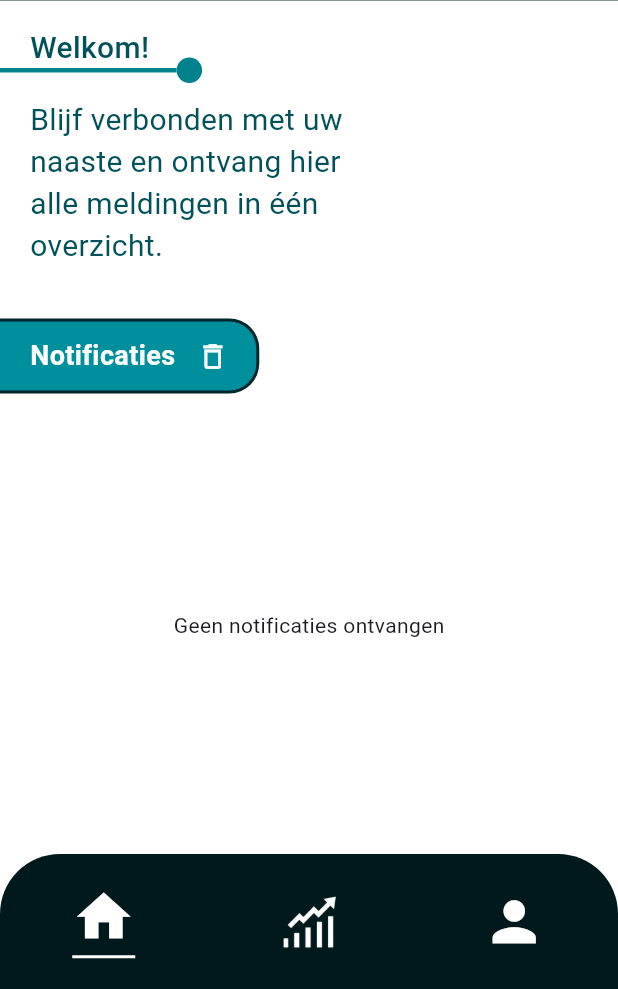
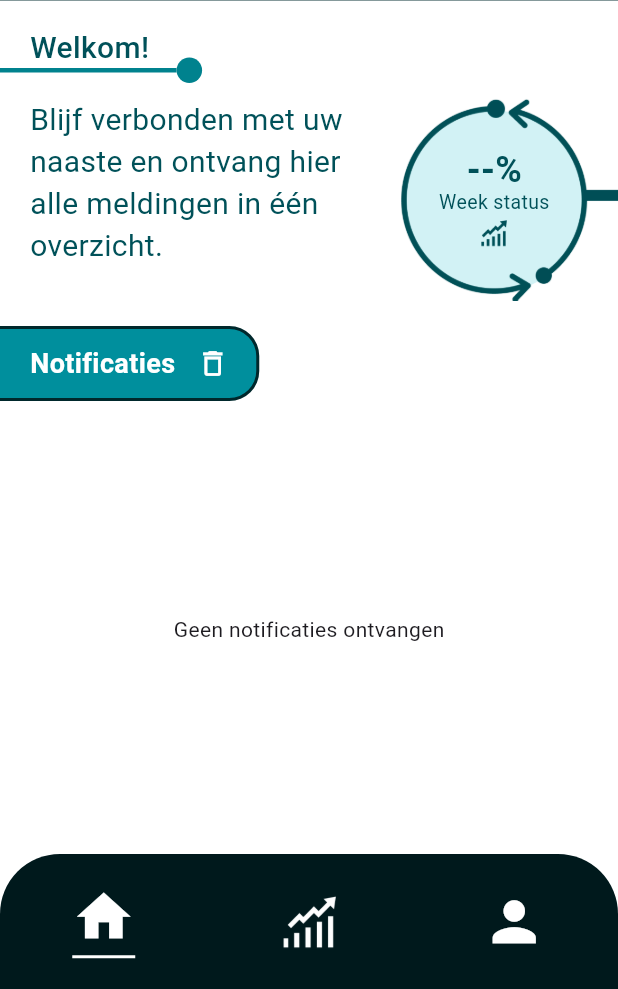
Before and after one commit to jaszy-md/Caregiver_app, a Flutter app: the CaregiverHomeScreen screen opened by its route, on a phone screen of 412 x 824 dp, the part 247-1236 px from its top. Run offline on Flutter 3.47's test engine with Material 3 defaults, Android fonts, the phone set to English and light mode, and no system bars; our stand-ins replace animated_text_kit, cloud_firestore, connectivity_plus, firebase_auth, firebase_core, firebase_messaging and 5 more; missing offline and left inert: mobile_scanner; accounts and stored records are empty; Roboto replaces fonts that are missing (Poppins).

Commit message:
Notifile stick left fix

```diff
--- a/lib/features/caregiver/presentation/screens/home/caregiver_home_screen.dart
+++ b/lib/features/caregiver/presentation/screens/home/caregiver_home_screen.dart
@@ -16,11 +16,7 @@
       _CaregiverHomeScreenState();
 }
 
-class _CaregiverHomeScreenState extends ConsumerState<CaregiverHomeScreen>
-    with TickerProviderStateMixin {
-  late final AnimationController _weekTileController;
-  late final Animation<Offset> _weekTileAnimation;
-
+class _CaregiverHomeScreenState extends ConsumerState<CaregiverHomeScreen> {
   String? _patientUid;
 
   static const double notificationsMaxWidth = 412.0;
@@ -28,19 +24,6 @@
   @override
   void initState() {
     super.initState();
-
-    _weekTileController = AnimationController(
-      vsync: this,
-      duration: const Duration(milliseconds: 900),
-    );
-
-    _weekTileAnimation = Tween<Offset>(
-      begin: const Offset(1.2, 0),
-      end: Offset.zero,
-    ).animate(
-      CurvedAnimation(parent: _weekTileController, curve: Curves.easeOutCubic),
-    );
-
     _initPatientContext();
   }
 
@@ -89,14 +72,6 @@
         patientUid: resolvedPatientUid,
       );
     }
-
-    _weekTileController.forward(from: 0);
-  }
-
-  @override
-  void dispose() {
-    _weekTileController.dispose();
-    super.dispose();
   }
 
   @override
@@ -114,7 +89,18 @@
         crossAxisAlignment: CrossAxisAlignment.start,
         children: [
           const SizedBox(height: 5),
-          const LineDotTitle(title: 'Welkom!'),
+
+          // 🔒 Titel volledig losgekoppeld van route-animaties
+          const RepaintBoundary(
+            child: SizedBox(
+              width: double.infinity,
+              child: Align(
+                alignment: Alignment.centerLeft,
+                child: LineDotTitle(title: 'Welkom!'),
+              ),
+            ),
+          ),
+
           const SizedBox(height: 10),
 
           Row(
@@ -134,13 +120,7 @@
                   ),
                 ),
               ),
-              SlideTransition(
-                position: _weekTileAnimation,
-                child:
-                    _patientUid == null
-                        ? const SizedBox(width: 140, height: 130)
-                        : const WeekStateTile(),
-              ),
+              const WeekStateTile(),
             ],
           ),
 
--- a/lib/features/caregiver/presentation/widgets/notifications/notification_title_tile.dart
+++ b/lib/features/caregiver/presentation/widgets/notifications/notification_title_tile.dart
@@ -27,7 +27,10 @@
   Widget build(BuildContext context) {
     return Padding(
       padding: const EdgeInsets.symmetric(vertical: 7),
-      child: IntrinsicWidth(
+      child: SizedBox(
+        width: double.infinity, // 🔒 voorkomt her-layout
+        child: Align(
+          alignment: Alignment.centerLeft,
           child: Container(
             height: 50,
             padding: const EdgeInsets.only(left: 20, right: 12),
@@ -44,7 +47,7 @@
               ),
             ),
             child: Row(
-            mainAxisSize: MainAxisSize.min,
+              mainAxisSize: MainAxisSize.min, // visueel identiek
               children: [
                 Text(
                   label,
@@ -71,6 +74,7 @@
             ),
           ),
         ),
+      ),
     );
   }
 }
--- a/lib/features/patient/presentation/widgets/sections/patient_notifications_section.dart
+++ b/lib/features/patient/presentation/widgets/sections/patient_notifications_section.dart
@@ -169,7 +169,7 @@
     final double iconSize = tileWidth * 0.6;
 
     final double ipadImageScale =
-        width < 380 ? 1.14 : (width < 430 ? 1.08 : 1.03);
+        width < 380 ? 1.14 : (width < 430 ? 1.05 : 1.03);
 
     return RepaintBoundary(
       child: Center(
@@ -185,7 +185,7 @@
               ),
             ),
             Positioned(
-              top: verticalPadding - 32,
+              top: verticalPadding - 36,
               left: 0,
               right: 0,
               child: const Text(
--- a/lib/features/patient/presentation/widgets/tiles/connect_step_tile.dart
+++ b/lib/features/patient/presentation/widgets/tiles/connect_step_tile.dart
@@ -31,7 +31,7 @@
           child: Container(
             height: tileHeight,
             padding: const EdgeInsets.symmetric(horizontal: 20),
-            constraints: const BoxConstraints(minWidth: 200),
+            constraints: const BoxConstraints(minWidth: 180),
             decoration: const BoxDecoration(
               color: Color(0xFF04454B),
               borderRadius: BorderRadius.only(
--- a/lib/features/patient/presentation/widgets/tiles/health_stat_title.dart
+++ b/lib/features/patient/presentation/widgets/tiles/health_stat_title.dart
@@ -23,7 +23,7 @@
         mainAxisAlignment: MainAxisAlignment.spaceBetween,
         children: [
           Container(
-            constraints: const BoxConstraints(minWidth: 170, minHeight: 50),
+            constraints: const BoxConstraints(minWidth: 170, minHeight: 42),
             padding: const EdgeInsets.only(left: 20),
             decoration: const BoxDecoration(
               color: Color(0xFF008F9D),
--- a/lib/features/shared/presentation/widgets/sections/graph_section.dart
+++ b/lib/features/shared/presentation/widgets/sections/graph_section.dart
@@ -217,7 +217,7 @@
                   Positioned(
                     left: 5,
                     top: 0,
-                    bottom: 33,
+                    bottom: 36,
                     child: Column(
                       mainAxisAlignment: MainAxisAlignment.spaceBetween,
                       crossAxisAlignment: CrossAxisAlignment.end,
```
Also changed, not shown: lib/features/patient/presentation/screens/connect/connect_screen.dart (+5 -7 lines), lib/features/patient/presentation/screens/healthcheck/healthcheck_screen.dart (+10 -11 lines), lib/features/patient/presentation/screens/home/patient_home_screen.dart (+12 -2 lines), lib/features/shared/presentation/screens/stats/stats_screen.dart (+0 -15 lines), assets/images/ipad.png. Lines whose indentation alone changed are shown as unchanged.
